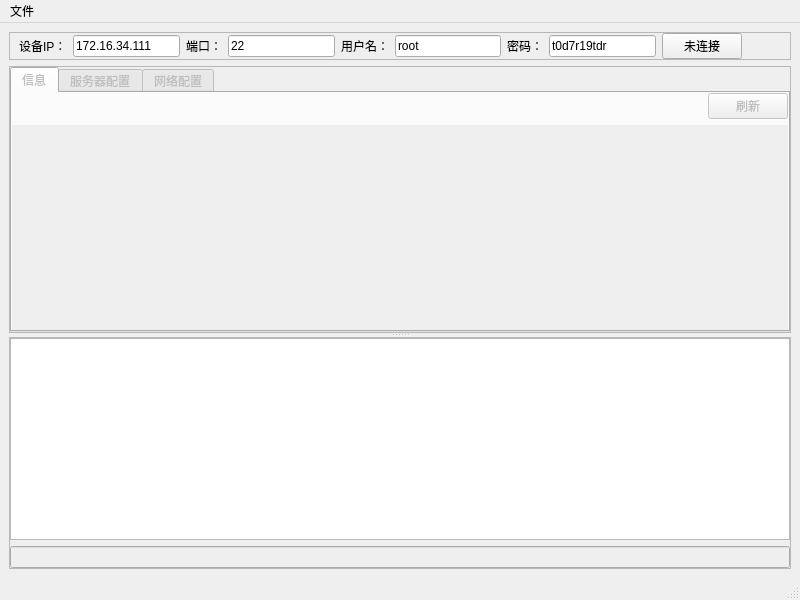
First picture: the form in app.ui, repository dingzb/tdr_apptool, before the edit.
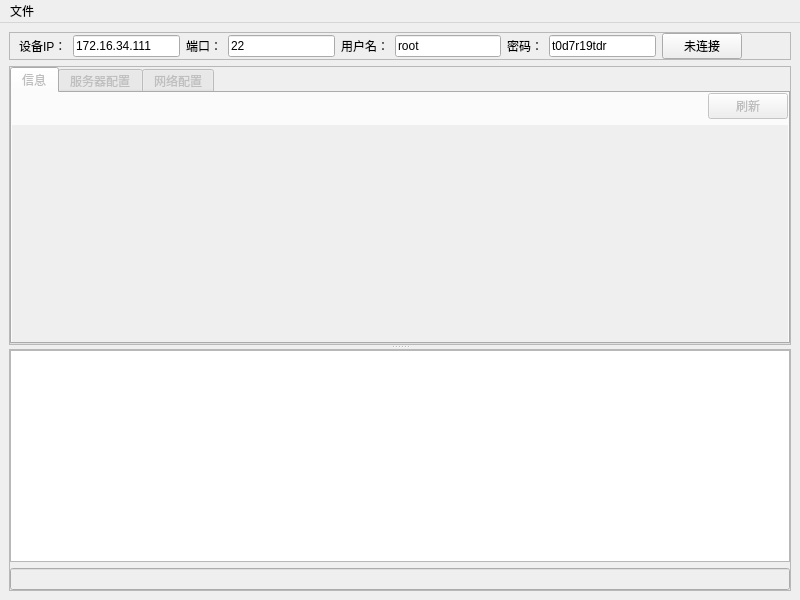
Second picture: the form after the edit.

Diff of the .ui file:
```diff
--- a/app.ui
+++ b/app.ui
@@ -79,6 +79,12 @@
             </item>
             <item>
              <widget class="QTextBrowser" name="textBrowserInfo">
+              <property name="minimumSize">
+               <size>
+                <width>0</width>
+                <height>0</height>
+               </size>
+              </property>
               <property name="styleSheet">
                <string notr="true">border: none;</string>
               </property>
@@ -683,8 +689,7 @@
    </widget>
    <addaction name="menu"/>
   </widget>
-  <widget class="QStatusBar" name="statusbar"/>
-  <action name="action">
+  <action name="actionExit">
    <property name="text">
     <string>退出</string>
    </property>
```
Left out of the diff: 2 changed lines with no effect on the pictures.
